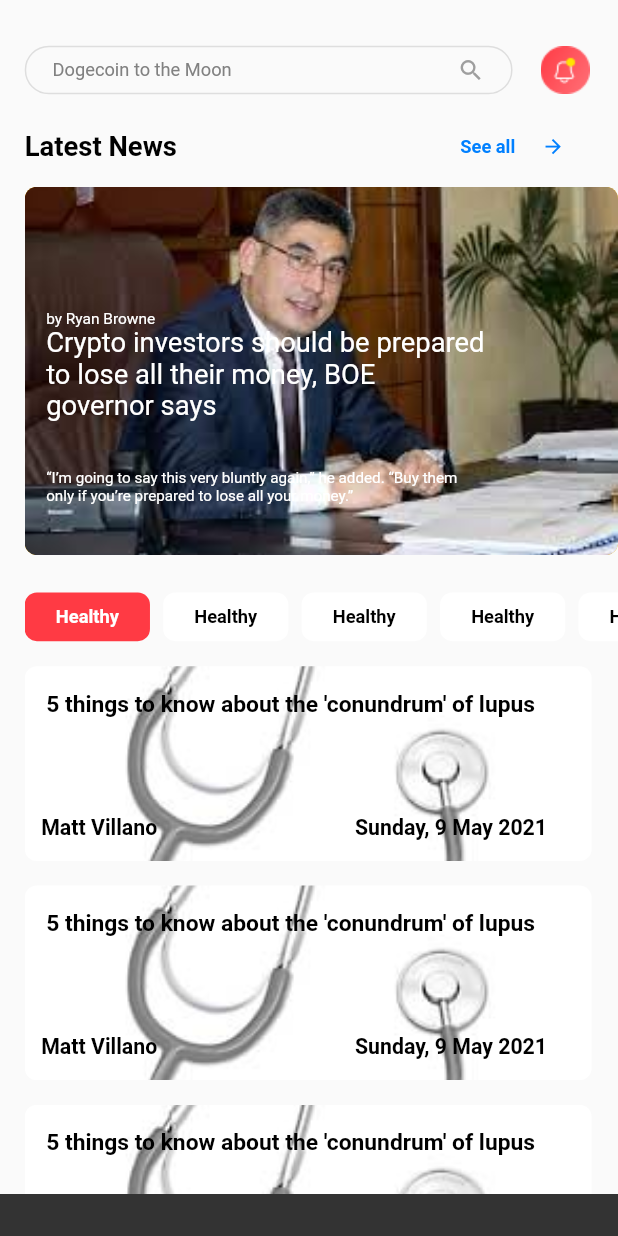
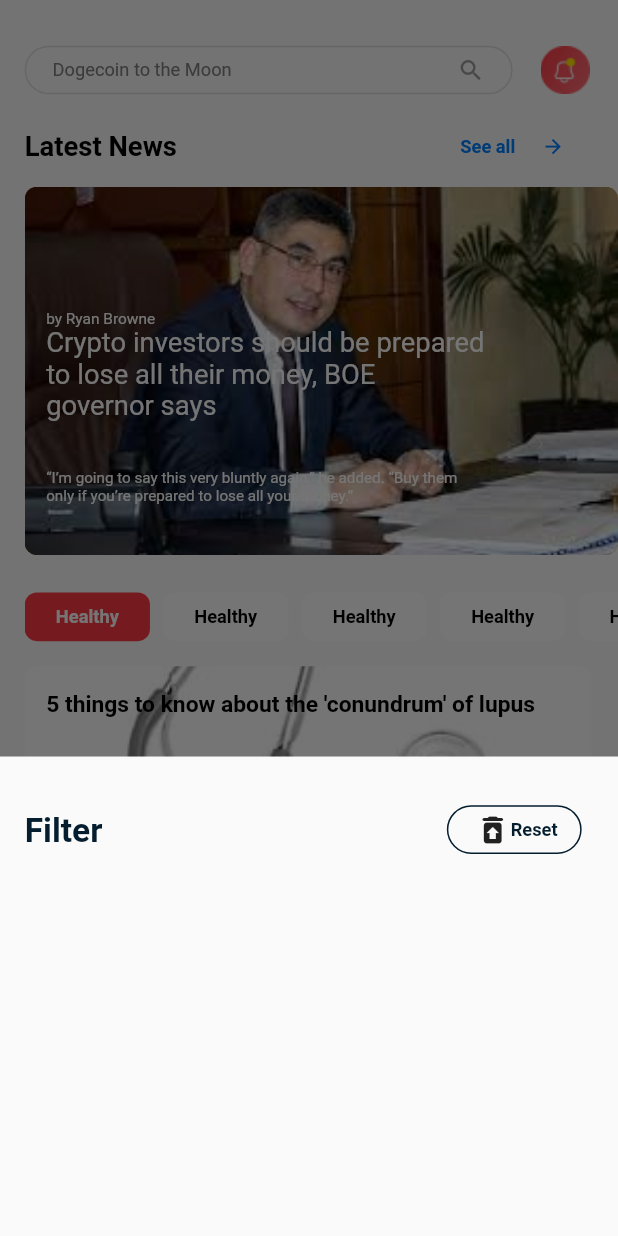
Before and after one commit to dilbekdeveloper11/newapp, a Flutter app: the HomePage screen opened directly, after a tap on "Dogecoin to the Moon", on a phone screen of 412 x 824 dp. Run offline on Flutter 3.47's test engine with Material 2 defaults, Android fonts, the phone set to English and light mode, and no system bars; our stand-ins replace flutter_svg.

Commit message:
home pageda modal bottom sheet ishlatildi

```diff
--- a/lib/main.dart
+++ b/lib/main.dart
@@ -1,7 +1,7 @@
 import 'package:flutter/material.dart';
 import 'package:newexam/screens/home_page.dart';
 import 'package:newexam/screens/news_detail_page.dart';
-import 'package:newexam/screens/notifications.dart';
+import 'package:newexam/screens/notifications/notifications.dart';
 
 void main() {
   runApp(const MyApp());
@@ -19,7 +19,7 @@ class MyApp extends StatelessWidget {
       theme: ThemeData(
         primarySwatch: Colors.blue,
       ),
-      home: const Notifications(),
+      home: const HomePage(),
     );
   }
 }
--- a/lib/screens/home_page.dart
+++ b/lib/screens/home_page.dart
@@ -51,13 +51,72 @@ class HomePage extends StatelessWidget {
                         ),
                       ),
                       onTap: () {
-                        ScaffoldMessenger.of(context).showSnackBar(
-                          SnackBar(
-                            content: Column(
-                              children: [],
-                            ),
-                          ),
-                        );
+                        showModalBottomSheet(
+                            context: context,
+                            builder: (context) {
+                              return Container(
+                                height: getHeight(315),
+                                width: getWidht(double.infinity),
+                                decoration: BoxDecoration(
+                                  borderRadius: BorderRadius.only(
+                                    topLeft: Radius.circular(getHeight(12)),
+                                    topRight: Radius.circular(getHeight(12)),
+                                  ),
+                                ),
+                                child: Padding(
+                                  padding: EdgeInsets.only(
+                                      top: getHeight(32), left: getWidht(15)),
+                                  child: Column(
+                                    children: [
+                                      Row(
+                                        children: [
+                                          Text(
+                                            "Filter",
+                                            style: TextStyle(
+                                              fontSize: getHeight(22),
+                                              fontWeight: FontWeight.w700,
+                                              color: const Color(0xff041E2F),
+                                            ),
+                                          ),
+                                          SizedBox(width: getWidht(209)),
+                                          Container(
+                                            height: getHeight(32),
+                                            width: getWidht(81.8),
+                                            decoration: BoxDecoration(
+                                              borderRadius:
+                                                  BorderRadius.circular(
+                                                getHeight(16),
+                                              ),
+                                              border: Border.all(
+                                                color: const Color(0xff041E2F),
+                                              ),
+                                            ),
+                                            child: Row(
+                                              children: [
+                                                SizedBox(width: getWidht(16)),
+                                                const Icon(
+                                                  Icons
+                                                      .restore_from_trash_rounded,
+                                                ),
+                                                Text(
+                                                  "Reset",
+                                                  style: TextStyle(
+                                                    fontSize: getHeight(12),
+                                                    fontWeight: FontWeight.w700,
+                                                    color:
+                                                        const Color(0xff041E2F),
+                                                  ),
+                                                ),
+                                              ],
+                                            ),
+                                          )
+                                        ],
+                                      )
+                                    ],
+                                  ),
+                                ),
+                              );
+                            });
                       },
                     ),
                     SizedBox(width: getWidht(16)),
--- a/pubspec.yaml
+++ b/pubspec.yaml
@@ -37,6 +37,7 @@ dependencies:
   bloc: ^8.0.3
   flutter_bloc: ^8.0.1
   flutter_svg: ^1.0.3
+  modal_bottom_sheet: ^2.0.1
 
 dev_dependencies:
   flutter_test:
```
Also changed, not shown: lib/screens/notifications/notification_widgets.dart (added, +70 -0 lines), lib/screens/notifications/notifications.dart (renamed from lib/screens/notifications.dart, +9 -26 lines), pubspec.lock.
